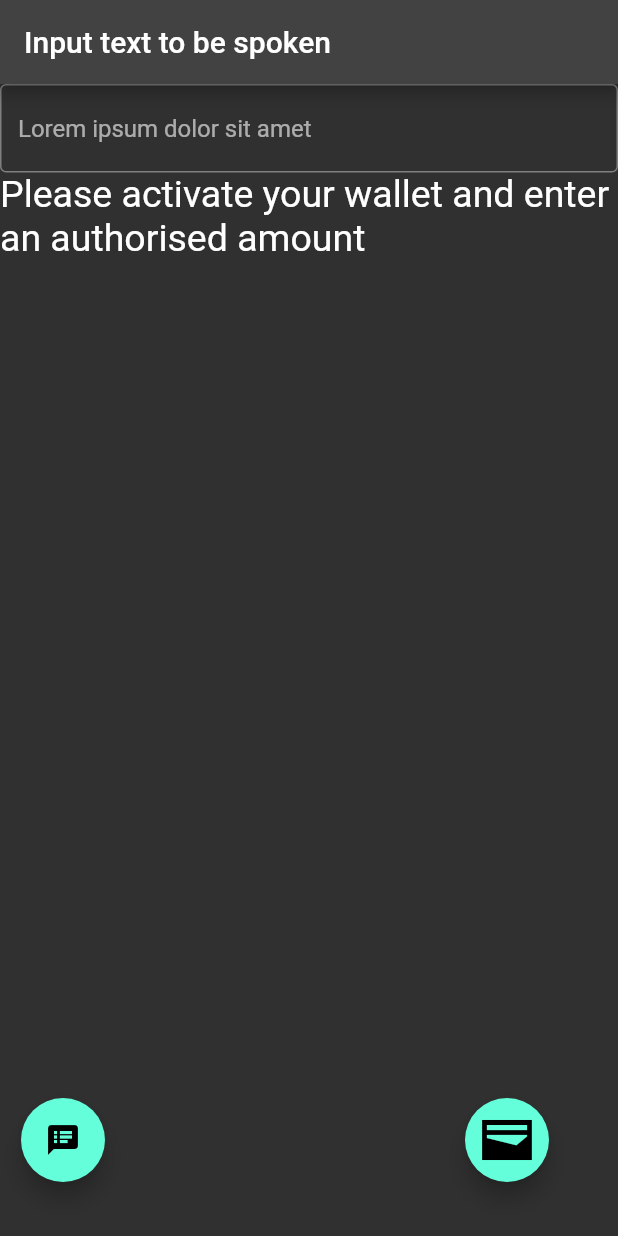
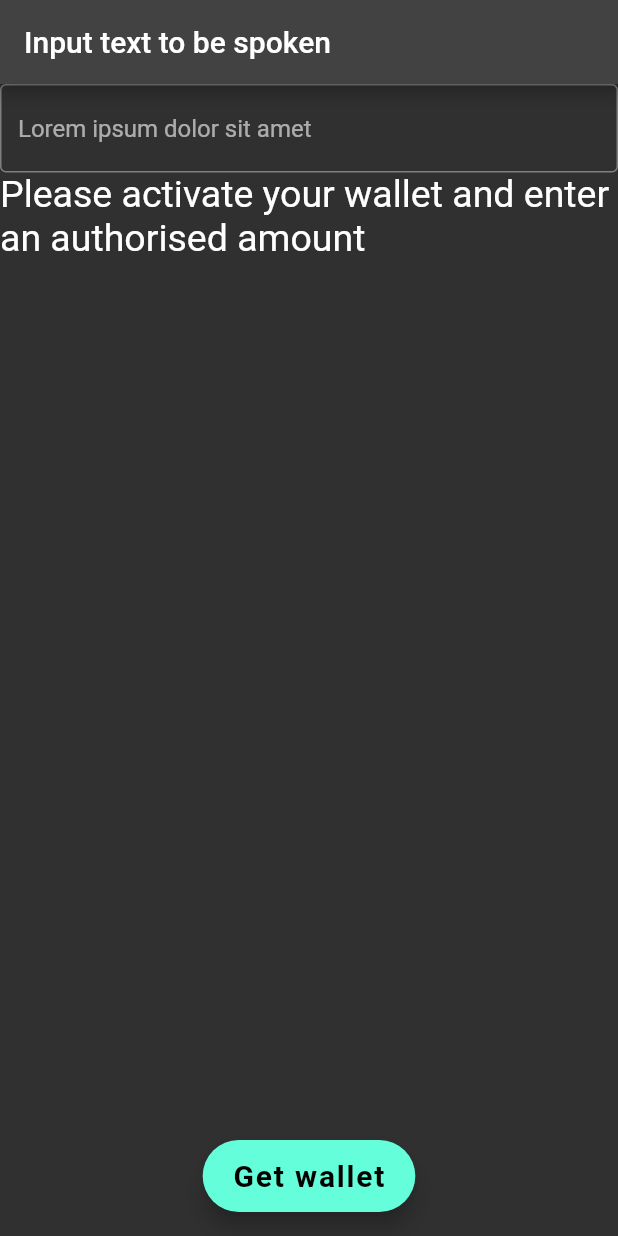
Before and after one commit to Dhali-org/xrpl-text-to-speech, a Flutter app: the screen it shows after launch, on a phone screen of 412 x 824 dp. Run offline on Flutter 3.47's test engine with Material 2 defaults, Android fonts, the phone set to English and light mode, and no system bars; our stand-ins replace logger; missing offline and left inert: dart:html, dart:js_util, dart:web_audio, node_interop, xrpl.

Commit message:
Add multi scaffold view

```diff
--- a/lib/main.dart
+++ b/lib/main.dart
@@ -58,6 +58,10 @@ class TextInputScreenState extends State<TextInputScreen> {
 
   @override
   Widget build(BuildContext context) {
+    return _wallet == null ? getWalletScaffold() : getInferenceScaffold();
+  }
+
+  Widget getInferenceScaffold() {
     return Scaffold(
         appBar: AppBar(title: const Text('Input text to be spoken')),
         body: Column(children: [
@@ -237,7 +241,15 @@ class TextInputScreenState extends State<TextInputScreen> {
             Positioned(
               bottom: 20,
               right: 30,
-              child: FloatingActionButton(
+              child: getWalletFloatingActionButton("Top-up balance"),
+            ),
+// Add more floating buttons if you want
+          ],
+        ));
+  }
+
+  Widget getWalletFloatingActionButton(String text) {
+    return FloatingActionButton.extended(
       heroTag: "topup",
       tooltip: "Activate or top-up my wallet",
       onPressed: () async {
@@ -252,8 +264,7 @@ class TextInputScreenState extends State<TextInputScreen> {
                           mnemonic = _mnemonicController.text;
                           if (mnemonic != null) {
                             setState(() {
-                                        _wallet = XRPLWallet(mnemonic!,
-                                            testMode: true);
+                              _wallet = XRPLWallet(mnemonic!, testMode: true);
                             });
                           }
                           Navigator.pop(context);
@@ -275,15 +286,65 @@ class TextInputScreenState extends State<TextInputScreen> {
           });
         }
       },
-                child: const Icon(
-                  Icons.wallet_sharp,
-                  size: 40,
+      label: Text(
+        text,
+        style: TextStyle(fontSize: 20, fontWeight: FontWeight.bold),
       ),
+    );
+  }
+
+  Widget getWalletScaffold() {
+    return Scaffold(
+        floatingActionButtonLocation: FloatingActionButtonLocation.centerFloat,
+        appBar: AppBar(title: const Text('Input text to be spoken')),
+        body: Column(children: [
+          // If the Future is complete, display the preview.
+          TextField(
+            decoration: InputDecoration(
+              border: OutlineInputBorder(),
+              hintText: 'Lorem ipsum dolor sit amet',
             ),
+            controller: _submissionTextController,
           ),
-// Add more floating buttons if you want
+          _wallet == null
+              ? SelectableText(
+                  'Please activate your wallet and enter an authorised amount',
+                  style: const TextStyle(fontSize: 25))
+              : ValueListenableBuilder<String?>(
+                  valueListenable: _wallet!.balance,
+                  builder: (BuildContext context, String? balance, Widget? _) {
+                    if (balance == null) {
+                      return Row(
+                          mainAxisAlignment: MainAxisAlignment.center,
+                          children: [
+                            Text("Loading wallet: ",
+                                style: TextStyle(fontSize: 25)),
+                            CircularProgressIndicator()
+                          ]);
+                    }
+                    return Column(
+                      children: [
+                        SelectableText('Classic address: ${_wallet!.address}',
+                            style: const TextStyle(fontSize: 25)),
+                        SelectableText('Balance: $balance XRP',
+                            style: const TextStyle(fontSize: 25)),
+                        TextField(
+                          controller: _authAmountController,
+                          decoration: const InputDecoration(
+                              border: OutlineInputBorder(),
+                              helperText:
+                                  "This is the maximum number of drops Dhali can charge your wallet",
+                              labelText: "Enter number of drops to authorize"),
+                          keyboardType: TextInputType.number,
+                          inputFormatters: <TextInputFormatter>[
+                            FilteringTextInputFormatter.digitsOnly
                           ],
-        ));
+                        )
+                      ],
+                    );
+                  })
+        ]),
+        floatingActionButton: getWalletFloatingActionButton("Get wallet"));
   }
 
   void updateSnackBar({String? message, SnackBarTypes? snackBarType}) {
```
Lines whose indentation alone changed are shown as unchanged.
